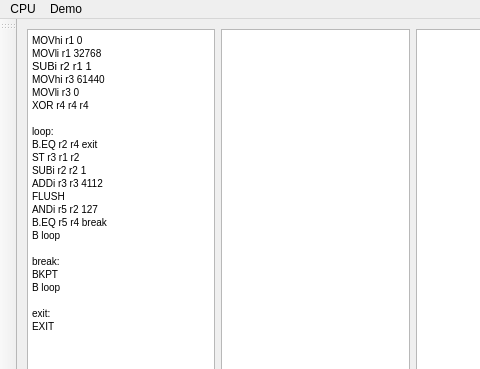
This is mainwindow.ui in lisitsynSA/simulator as Qt 5 draws it before an edit; both pictures show x 0 to 480 and y 0 to 369 of the 646 by 474 pixel window. The edited form follows.
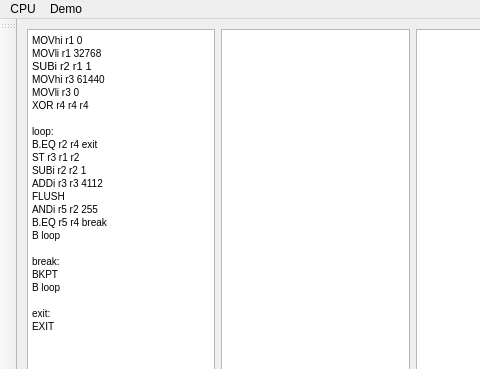
This is the edited form.

Commit message: [RUN] Fix Demo applications

What changed in the file:
```diff
--- a/mainwindow.ui
+++ b/mainwindow.ui
@@ -108,7 +108,7 @@
 &lt;p style=&quot; margin-top:0px; margin-bottom:0px; margin-left:0px; margin-right:0px; -qt-block-indent:0; text-indent:0px;&quot;&gt;SUBi r2 r2 1&lt;/p&gt;
 &lt;p style=&quot; margin-top:0px; margin-bottom:0px; margin-left:0px; margin-right:0px; -qt-block-indent:0; text-indent:0px;&quot;&gt;ADDi r3 r3 4112&lt;/p&gt;
 &lt;p style=&quot; margin-top:0px; margin-bottom:0px; margin-left:0px; margin-right:0px; -qt-block-indent:0; text-indent:0px;&quot;&gt;FLUSH&lt;/p&gt;
-&lt;p style=&quot; margin-top:0px; margin-bottom:0px; margin-left:0px; margin-right:0px; -qt-block-indent:0; text-indent:0px;&quot;&gt;ANDi r5 r2 127&lt;/p&gt;
+&lt;p style=&quot; margin-top:0px; margin-bottom:0px; margin-left:0px; margin-right:0px; -qt-block-indent:0; text-indent:0px;&quot;&gt;ANDi r5 r2 255&lt;/p&gt;
 &lt;p style=&quot; margin-top:0px; margin-bottom:0px; margin-left:0px; margin-right:0px; -qt-block-indent:0; text-indent:0px;&quot;&gt;B.EQ r5 r4 break&lt;/p&gt;
 &lt;p style=&quot; margin-top:0px; margin-bottom:0px; margin-left:0px; margin-right:0px; -qt-block-indent:0; text-indent:0px;&quot;&gt;B loop&lt;/p&gt;
 &lt;p style=&quot;-qt-paragraph-type:empty; margin-top:0px; margin-bottom:0px; margin-left:0px; margin-right:0px; -qt-block-indent:0; text-indent:0px;&quot;&gt;&lt;br /&gt;&lt;/p&gt;
```
Left out of the diff: 57 changed lines with no effect on the pictures. The commit also changes 2 other files.
